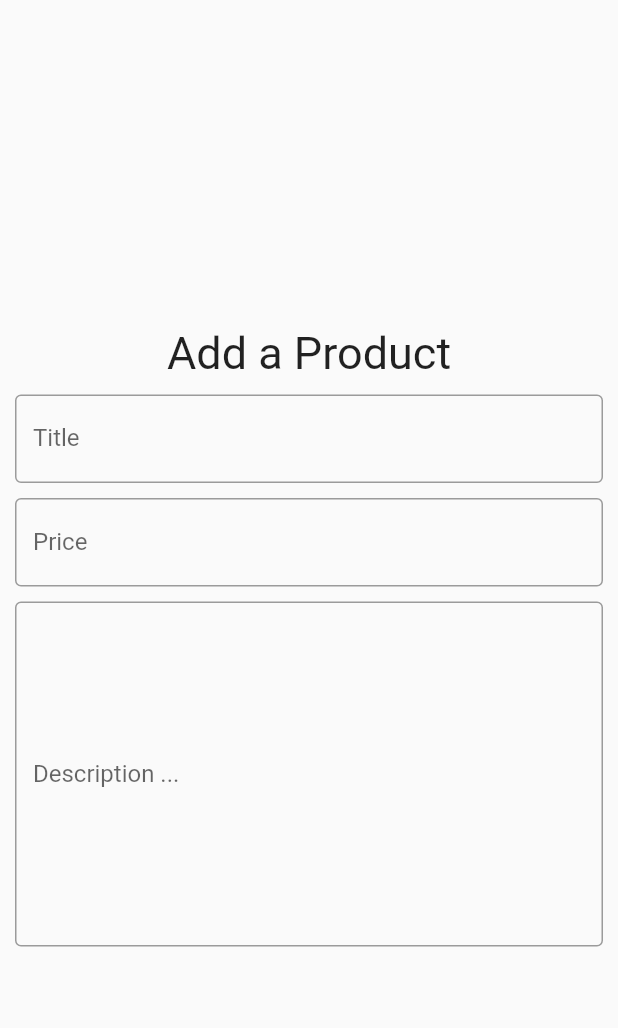
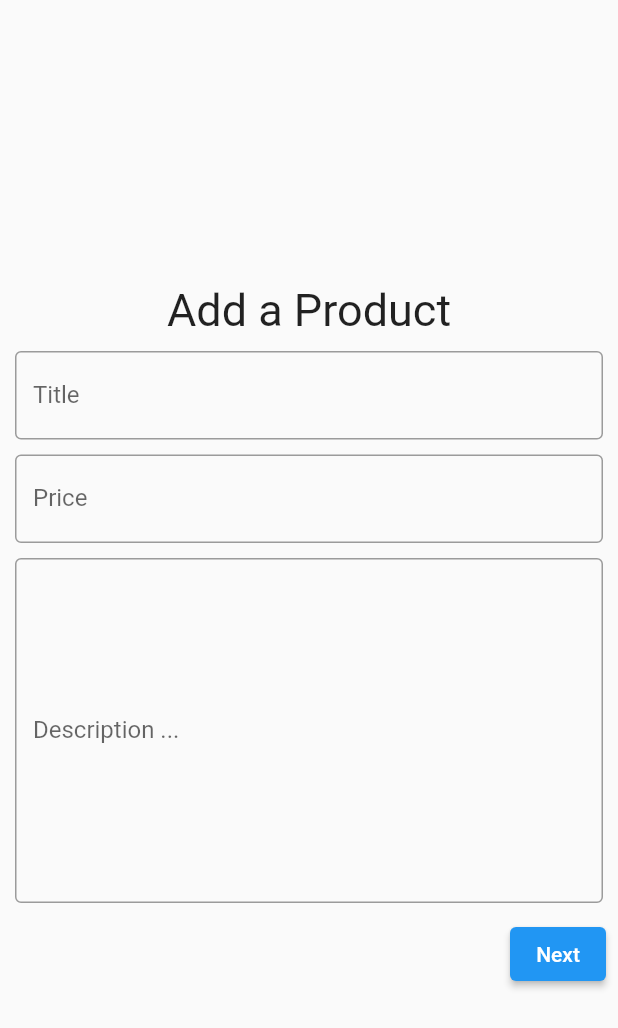
Before and after one commit to janWICKEDpro/advertising_app, a Flutter app: the AddProduct screen opened directly, on a phone screen of 412 x 824 dp. Shown: the top 1028 px of the screen. Run offline on Flutter 3.47's test engine with Material 2 defaults, Android fonts, the phone set to English and light mode, and no system bars; our stand-ins replace firebase_auth, image_picker; accounts and stored records are empty.

Commit message:
some progress

```diff
--- a/lib/Screens/addProduct/addProduct.dart
+++ b/lib/Screens/addProduct/addProduct.dart
@@ -1,4 +1,7 @@
+import 'package:advertise/Screens/addProduct/addImage.dart';
+import 'package:advertise/colorConstants.dart';
 import 'package:flutter/material.dart';
+
 
 
 class AddProduct extends StatefulWidget {
@@ -9,6 +12,7 @@ class AddProduct extends StatefulWidget {
 }
 
 class _AddProductState extends State<AddProduct> {
+
   @override
   Widget build(BuildContext context) {
     return Scaffold(
@@ -41,6 +45,7 @@ class _AddProductState extends State<AddProduct> {
                         ),
                       ),
                     ),
+
                     Container(
 
                       child: Padding(
@@ -57,6 +62,22 @@ class _AddProductState extends State<AddProduct> {
 
                   ],
                 ),
+              ),
+              Padding(
+                padding: const EdgeInsets.only(right:8.0,top: 10.0),
+                child: Row(
+                  mainAxisAlignment: MainAxisAlignment.end,
+                  children: [
+                        ElevatedButton(
+                          child: Container(
+                            child: Text("Next"),
+                          ) ,
+                          onPressed: (){
+                            Navigator.of(context).push(MaterialPageRoute(builder: (context)=>ImageSelector()));
+                          },
+                      ),
+                  ],
+                ),
               )
             ],
           ),
```
Also changed, not shown: lib/Screens/addProduct/addImage.dart (added, +80 -0 lines).
